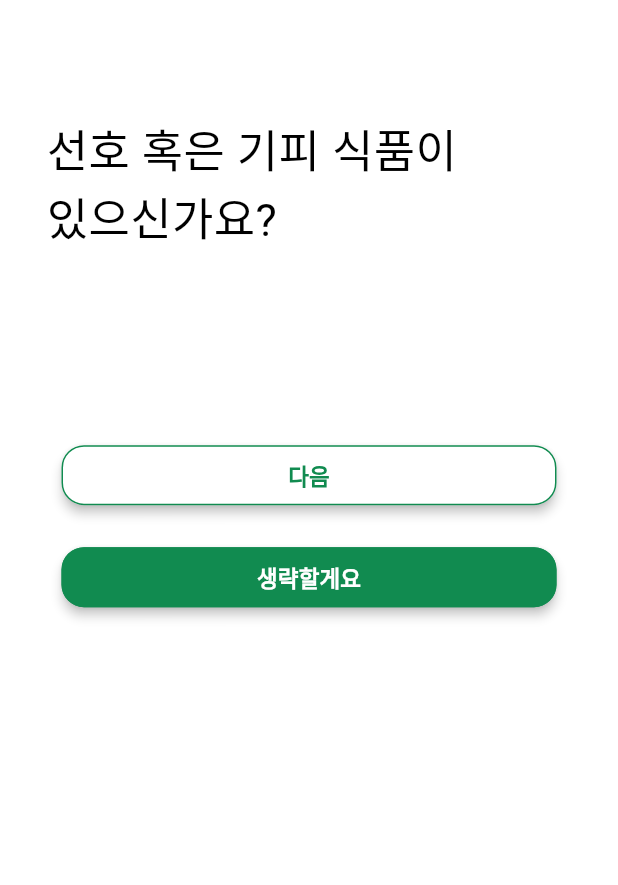
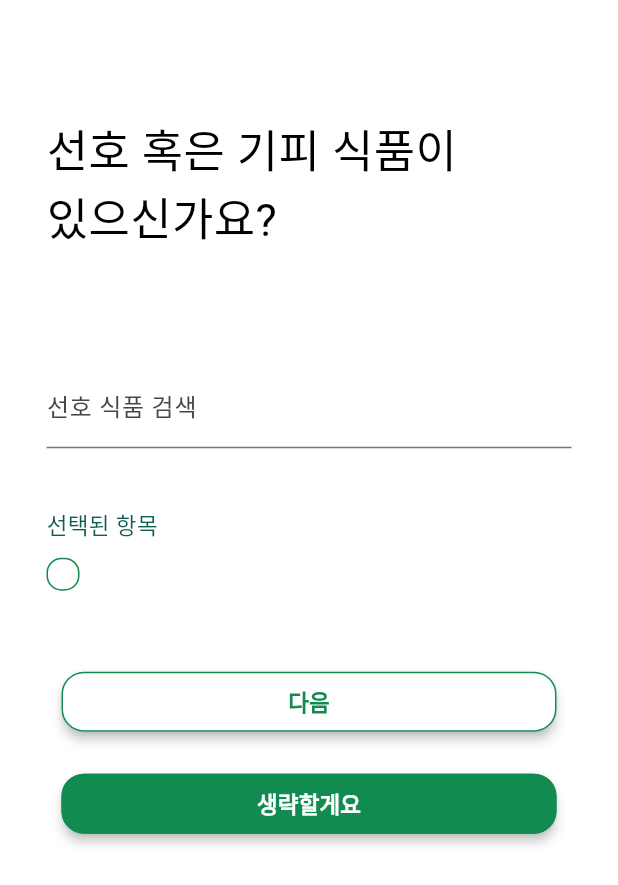
Before and after one commit to 25-1AlphaProject/Frontend, a Flutter app: the PreSurvey3 screen opened directly, on a phone screen of 412 x 824 dp. Shown: the top 885 px of the screen. Run offline on Flutter 3.47's test engine with Material 3 defaults, Android fonts, the phone set to English and light mode, and no system bars; Roboto replaces fonts that are missing (PretendartVariable, yg-jalnan).

Commit message:
Feat : survey search function

```diff
--- a/alpha_front/lib/survey/pre_survey3.dart
+++ b/alpha_front/lib/survey/pre_survey3.dart
@@ -9,6 +9,33 @@ class PreSurvey3 extends StatefulWidget {
 }
 
 class _PreSurvey3State extends State<PreSurvey3> {
+  TextEditingController searchController = TextEditingController();
+
+      Map<String, int> allergyMap = {
+    "알류": 1,
+    "우유": 2,
+    "메밀": 3,
+    "견과류": 4,
+    "밀가루": 5,
+    "고등어": 6,
+    "갑각류": 7,
+    "새우": 8,
+    "오징어": 9,
+    "조개류": 10,
+    "복숭아": 11,
+    "토마토": 12,
+    "닭고기": 13,
+    "돼지고기": 14,
+    "쇠고기": 15,
+    "아황산류": 16,
+    "호두": 17,
+    "잣": 18,
+  };
+
+    List<String> selectedLikeFood = [];
+
+
+
   @override
   Widget build(BuildContext context) {
     return Scaffold(
@@ -32,6 +59,84 @@ class _PreSurvey3State extends State<PreSurvey3> {
                     fontSize: 30,
                   ),
                 ),
+              ),
+            ),
+
+           TextField(
+              controller: searchController,
+              decoration: InputDecoration(
+                labelText: "선호 식품 검색",
+                border: UnderlineInputBorder(
+                ),
+              ),
+              onChanged: (value) {
+                setState(() {}); // 검색어가 변경될 때 UI 업데이트
+              },
+            ),
+            SizedBox(height: 20),
+
+            // 선호 식품품 리스트 (검색 결과 기반)
+          if(searchController.text.isNotEmpty)
+            Wrap(
+              spacing: 10,
+              children: allergyMap.keys
+                  .where((k) =>
+                      k.contains(searchController.text) ||
+                      allergyMap[k].toString().contains(searchController.text))
+                  .map((k) => ElevatedButton(
+                        onPressed: () {
+                          if (!selectedLikeFood.contains(k)) {
+                            setState(() {
+                              selectedLikeFood.add(k);
+                            });
+                          }
+                        },
+                        style: ElevatedButton.styleFrom(
+                          backgroundColor: selectedLikeFood.contains(k) ? Color(0xff118B50) : Colors.white,
+                          foregroundColor: selectedLikeFood.contains(k) ? Colors.white : Colors.black,
+                        ),
+                        child: Text("$k",
+                        style: TextStyle(
+                          fontSize: 15,
+                          fontFamily: 'PretendardVariable',
+                          fontWeight: FontWeight.bold,
+                          )),
+                      ))
+                  .toList(),
+            ),
+            SizedBox(height: 20),
+
+            // 선택된 항목 목록 (박스 안)
+            Text("선택된 항목",
+            style: TextStyle(
+              fontSize: 15,
+              color: Color(0xff115B50))),
+            SizedBox(height: 10),
+            Container(
+              padding: EdgeInsets.all(10),
+              decoration: BoxDecoration(
+                border: Border.all(color: Color(0xff118B50)),
+                borderRadius: BorderRadius.circular(10),
+              ),
+              child: Wrap(
+                spacing: 10,
+                children: selectedLikeFood
+                    .map((k) => Chip(
+                          label: Text("$k",
+                          style: TextStyle(
+                            color: Colors.white,
+                            fontFamily: 'PretendardVariable',
+                            fontWeight: FontWeight.bold,
+                            )),
+                          backgroundColor: Color(0xff118B50),
+                          deleteIcon: Icon(Icons.close, color: Colors.white),
+                          onDeleted: () {
+                            setState(() {
+                              selectedLikeFood.remove(k);
+                            });
+                          },
+                        ))
+                    .toList(),
               ),
             ),
 
```
Also changed, not shown: alpha_front/lib/survey/pre_survey2.dart (+21 -6 lines), alpha_front/lib/survey/pre_survey6.dart (+36 -0 lines).
